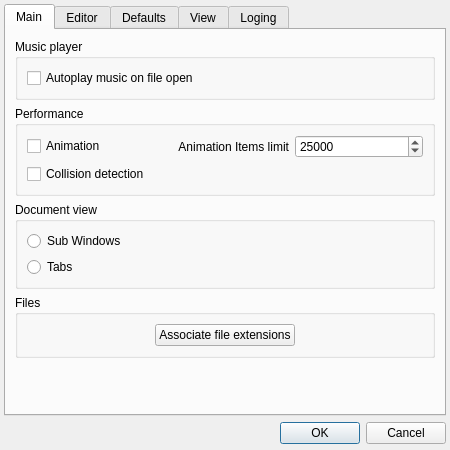
The window that Editor/main_window/tools/app_settings.ui (WohlSoft/Moondust-Project) describes before a commit, drawn with Qt 5.
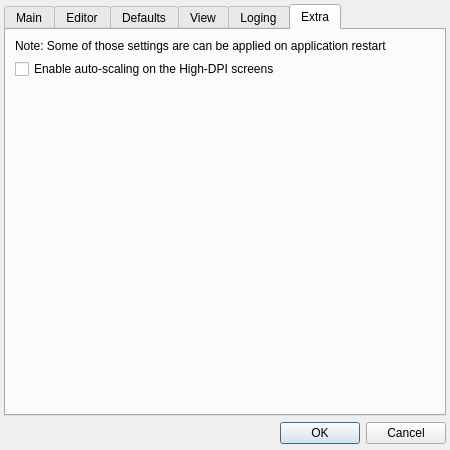
The same window after the commit. The open tabs and pages were chosen to show the change. Icons and pictures are not drawn.

Commit message: Editor: Added support for disabling HighDPI scaling in settings Because of requirements of HighDPI attributes be set before initialization of the QApplication, added the "Extra" tab with notice about restart requirement of some parameters

Patch:
```diff
--- a/Editor/main_window/tools/app_settings.ui
+++ b/Editor/main_window/tools/app_settings.ui
@@ -929,6 +929,46 @@
        </item>
       </layout>
      </widget>
+     <widget class="QWidget" name="tabExtra">
+      <attribute name="title">
+       <string>Extra</string>
+      </attribute>
+      <layout class="QGridLayout" name="gridLayout_extra">
+       <item row="0" column="0">
+        <widget class="QLabel" name="label_10">
+         <property name="text">
+          <string>Note: Some of those settings are can be applied on application restart</string>
+         </property>
+         <property name="alignment">
+          <set>Qt::AlignLeading|Qt::AlignLeft|Qt::AlignTop</set>
+         </property>
+         <property name="wordWrap">
+          <bool>true</bool>
+         </property>
+        </widget>
+       </item>
+       <item row="1" column="0">
+        <widget class="QCheckBox" name="extra_hdpiScale">
+         <property name="text">
+          <string>Enable auto-scaling on the High-DPI screens</string>
+         </property>
+        </widget>
+       </item>
+       <item row="2" column="0">
+        <spacer name="verticalSpacer_8">
+         <property name="orientation">
+          <enum>Qt::Vertical</enum>
+         </property>
+         <property name="sizeHint" stdset="0">
+          <size>
+           <width>20</width>
+           <height>40</height>
+          </size>
+         </property>
+        </spacer>
+       </item>
+      </layout>
+     </widget>
     </widget>
    </item>
   </layout>
```
Left out of the diff: 2 changed lines with no effect on the pictures. The commit also changes 7 other files.
